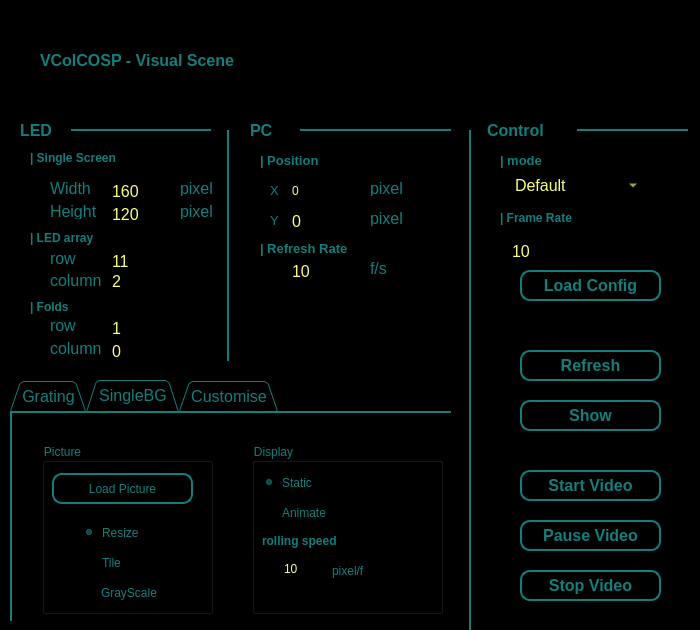
The window that viewers/vscene.ui (XuelongSun/VColCOSP_GUI) describes before a commit, drawn with Qt 5.
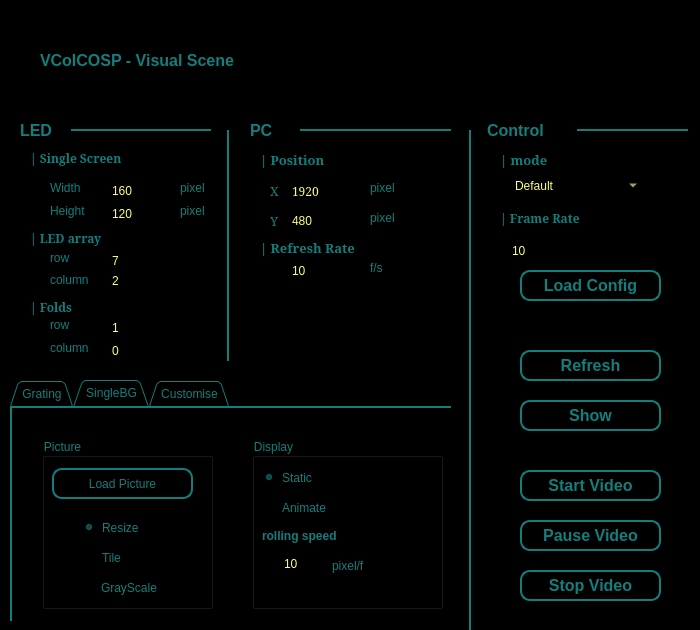
The same window after the commit. Icons and pictures are not drawn.

```diff
--- a/viewers/vscene.ui
+++ b/viewers/vscene.ui
@@ -19,7 +19,7 @@
   <property name="font">
    <font>
     <family>Arial</family>
-    <pointsize>12</pointsize>
+    <pointsize>9</pointsize>
    </font>
   </property>
   <property name="windowTitle">
@@ -43,6 +43,7 @@
    </property>
    <property name="font">
     <font>
+     <family>SimSun</family>
      <pointsize>10</pointsize>
      <weight>75</weight>
      <bold>true</bold>
@@ -63,6 +64,7 @@
    </property>
    <property name="font">
     <font>
+     <family>SimSun</family>
      <pointsize>10</pointsize>
      <weight>50</weight>
      <bold>false</bold>
@@ -83,6 +85,7 @@
    </property>
    <property name="font">
     <font>
+     <family>SimSun</family>
      <pointsize>9</pointsize>
     </font>
    </property>
@@ -109,6 +112,9 @@
    <property name="maximum">
     <number>3840</number>
    </property>
+   <property name="value">
+    <number>1920</number>
+   </property>
    <property name="displayIntegerBase">
     <number>10</number>
    </property>
@@ -137,6 +143,7 @@
    </property>
    <property name="font">
     <font>
+     <family>SimSun</family>
      <pointsize>10</pointsize>
      <weight>50</weight>
      <bold>false</bold>
@@ -155,6 +162,12 @@
      <height>22</height>
     </rect>
    </property>
+   <property name="font">
+    <font>
+     <family>Arial</family>
+     <pointsize>9</pointsize>
+    </font>
+   </property>
    <property name="styleSheet">
     <string notr="true">border: 2px soild rgb(19, 126, 124);
 color: rgb(255, 255, 127);
@@ -167,7 +180,7 @@
     <number>2560</number>
    </property>
    <property name="value">
-    <number>0</number>
+    <number>480</number>
    </property>
    <property name="displayIntegerBase">
     <number>10</number>
@@ -302,6 +315,7 @@
    </property>
    <property name="font">
     <font>
+     <family>SimSun</family>
      <pointsize>10</pointsize>
      <weight>75</weight>
      <bold>true</bold>
@@ -322,6 +336,7 @@
    </property>
    <property name="font">
     <font>
+     <family>SimSun</family>
      <pointsize>10</pointsize>
      <weight>75</weight>
      <bold>true</bold>
@@ -431,6 +446,12 @@
      <height>22</height>
     </rect>
    </property>
+   <property name="font">
+    <font>
+     <family>Arial</family>
+     <pointsize>9</pointsize>
+    </font>
+   </property>
    <property name="styleSheet">
     <string notr="true">border: 2px soild rgb(19, 126, 124);
 color: rgb(255, 255, 127);
@@ -440,7 +461,7 @@
     <number>100</number>
    </property>
    <property name="value">
-    <number>11</number>
+    <number>7</number>
    </property>
    <property name="displayIntegerBase">
     <number>10</number>
@@ -457,6 +478,8 @@
    </property>
    <property name="font">
     <font>
+     <family>SimSun</family>
+     <pointsize>9</pointsize>
      <weight>75</weight>
      <bold>true</bold>
     </font>
@@ -576,6 +599,8 @@
    </property>
    <property name="font">
     <font>
+     <family>SimSun</family>
+     <pointsize>9</pointsize>
      <weight>75</weight>
      <bold>true</bold>
     </font>
@@ -606,6 +631,12 @@
      <height>22</height>
     </rect>
    </property>
+   <property name="font">
+    <font>
+     <family>Arial</family>
+     <pointsize>9</pointsize>
+    </font>
+   </property>
    <property name="styleSheet">
     <string notr="true">border: 2px soild rgb(19, 126, 124);
 color: rgb(255, 255, 127);
@@ -669,6 +700,8 @@
    </property>
    <property name="font">
     <font>
+     <family>SimSun</family>
+     <pointsize>9</pointsize>
      <weight>75</weight>
      <bold>true</bold>
     </font>
@@ -699,6 +732,12 @@
      <height>22</height>
     </rect>
    </property>
+   <property name="font">
+    <font>
+     <family>Arial</family>
+     <pointsize>9</pointsize>
+    </font>
+   </property>
    <property name="styleSheet">
     <string notr="true">border: 2px soild rgb(19, 126, 124);
 color: rgb(255, 255, 127);
@@ -1333,6 +1372,8 @@
    </property>
    <property name="font">
     <font>
+     <family>SimSun</family>
+     <pointsize>9</pointsize>
      <weight>75</weight>
      <bold>true</bold>
     </font>
```
